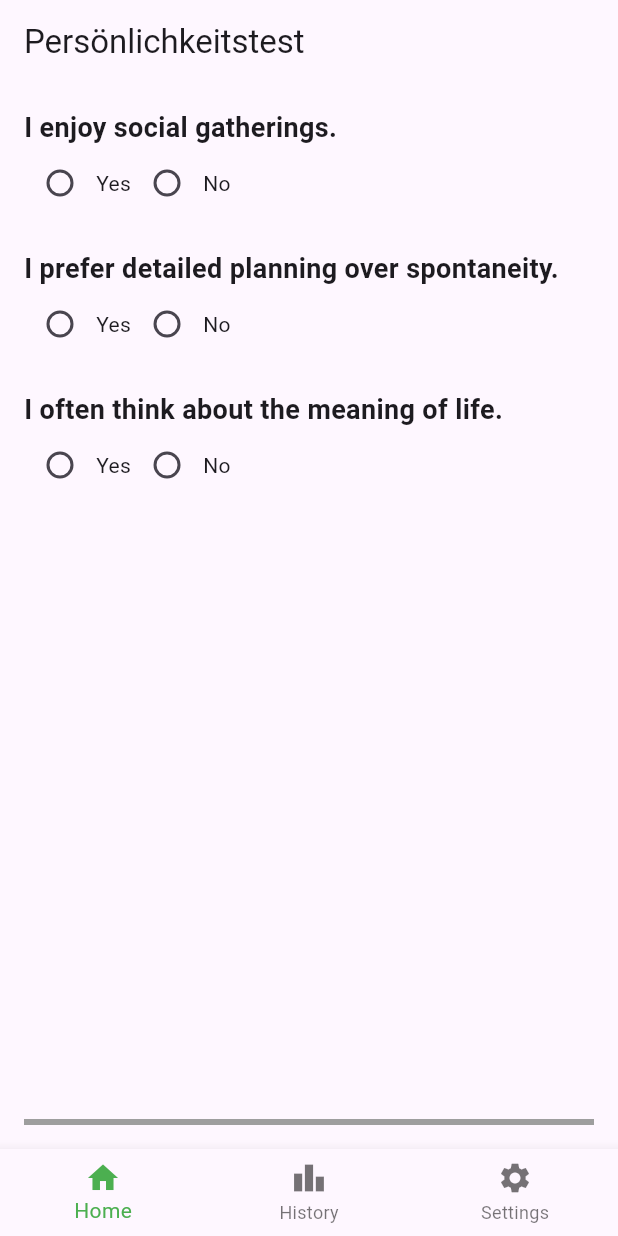
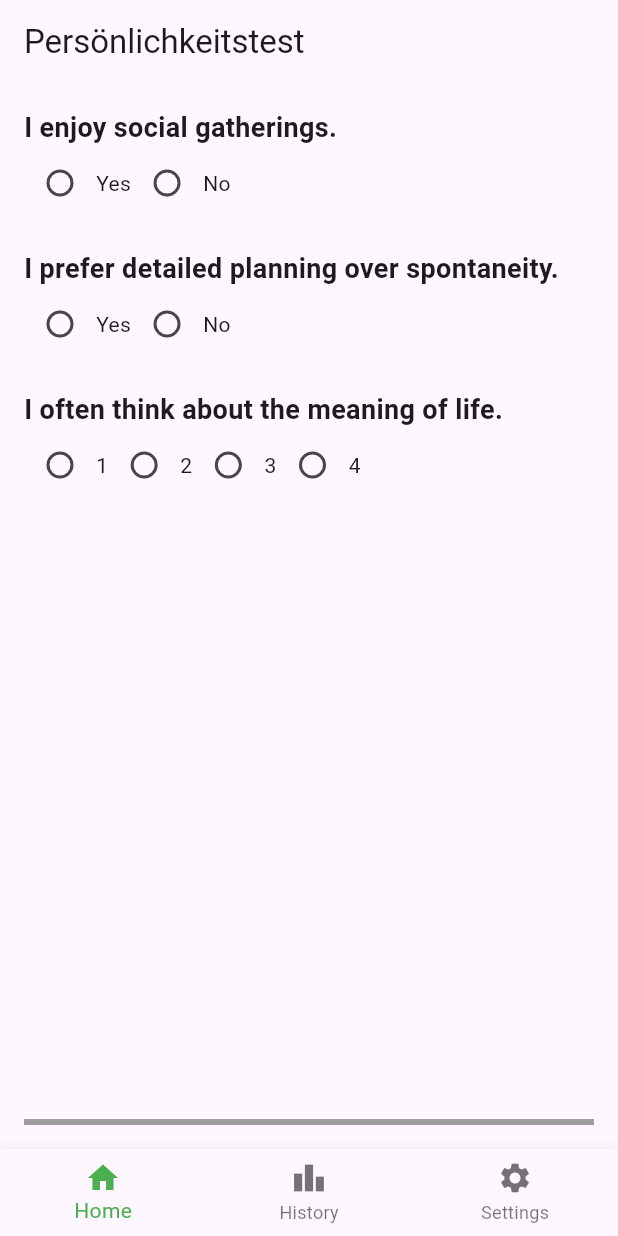
Before and after one commit to PaulPetermann/Personality-App, a Flutter app: the screen it shows after launch, on a phone screen of 412 x 824 dp. Run offline on Flutter 3.47's test engine with Material 3 defaults, Android fonts, the phone set to English and light mode, and no system bars; our stand-ins replace hive, hive_flutter; accounts and stored records are empty.

Commit message:
Questions Object mit Options erweitert

```diff
--- a/lib/model/question_model.dart
+++ b/lib/model/question_model.dart
@@ -1,7 +1,11 @@
 import 'package:personality_app/model/answer_model.dart';
 
 class Question {
-  Question({required this.question, required this.answerType});
+  Question(
+      {required this.question,
+      required this.answerType,
+      required this.options});
   String question;
   AnswerType answerType;
+  final List<String> options;
 }
--- a/lib/view/pages/quiz_pages/personality_test_page.dart
+++ b/lib/view/pages/quiz_pages/personality_test_page.dart
@@ -18,25 +18,30 @@ class _PersonalityTestPageState extends State<PersonalityTestPage> {
 
   final List<Question> _questionsList = [
     Question(
-        question: "I enjoy social gatherings.", answerType: AnswerType.yesNo),
+        question: "I enjoy social gatherings.",
+        answerType: AnswerType.yesNo,
+        options: ["Yes", "No"]),
     Question(
         question: "I prefer detailed planning over spontaneity.",
-        answerType: AnswerType.yesNo),
+        answerType: AnswerType.yesNo,
+        options: ["Yes", "No"]),
     Question(
         question: 'I often think about the meaning of life.',
-        answerType: AnswerType.yesNo),
+        answerType: AnswerType.yesNo,
+        options: ["1", "2", "3", "4"]),
     Question(
         question: "How Important is the Family to you!",
-        answerType: AnswerType.yesNo)
+        answerType: AnswerType.yesNo,
+        options: ["Yes", "No"])
   ];
 
-  late List<bool?> _answers = List<bool?>.filled(3, null);
+  late List<String?> _answers = List<String?>.filled(3, null);
   double _progressValue = 0.0;
 
   void updateProgress() {
     setState(() {
       int i = 0;
-      for (bool? ans in _answers) {
+      for (String? ans in _answers) {
         if (ans != null) {
           i++;
         }
@@ -68,9 +73,11 @@ class _PersonalityTestPageState extends State<PersonalityTestPage> {
                             fontSize: 18, fontWeight: FontWeight.bold),
                       ),
                       Row(
+                        children: _questionsList[index].options.map((option) {
+                          return Row(
                             children: [
                               Radio(
-                            value: true,
+                                value: option,
                                 groupValue: _answers[index],
                                 onChanged: (value) {
                                   setState(() {
@@ -79,19 +86,10 @@ class _PersonalityTestPageState extends State<PersonalityTestPage> {
                                   });
                                 },
                               ),
-                          Text('Yes'),
-                          Radio(
-                            value: false,
-                            groupValue: _answers[index],
-                            onChanged: (value) {
-                              setState(() {
-                                _answers[index] = value;
-                                updateProgress();
-                              });
-                            },
-                          ),
-                          Text('No'),
+                              Text(option),
                             ],
+                          );
+                        }).toList(),
                       ),
                       SizedBox(height: 20),
                     ],
```
Lines whose indentation alone changed are shown as unchanged.
